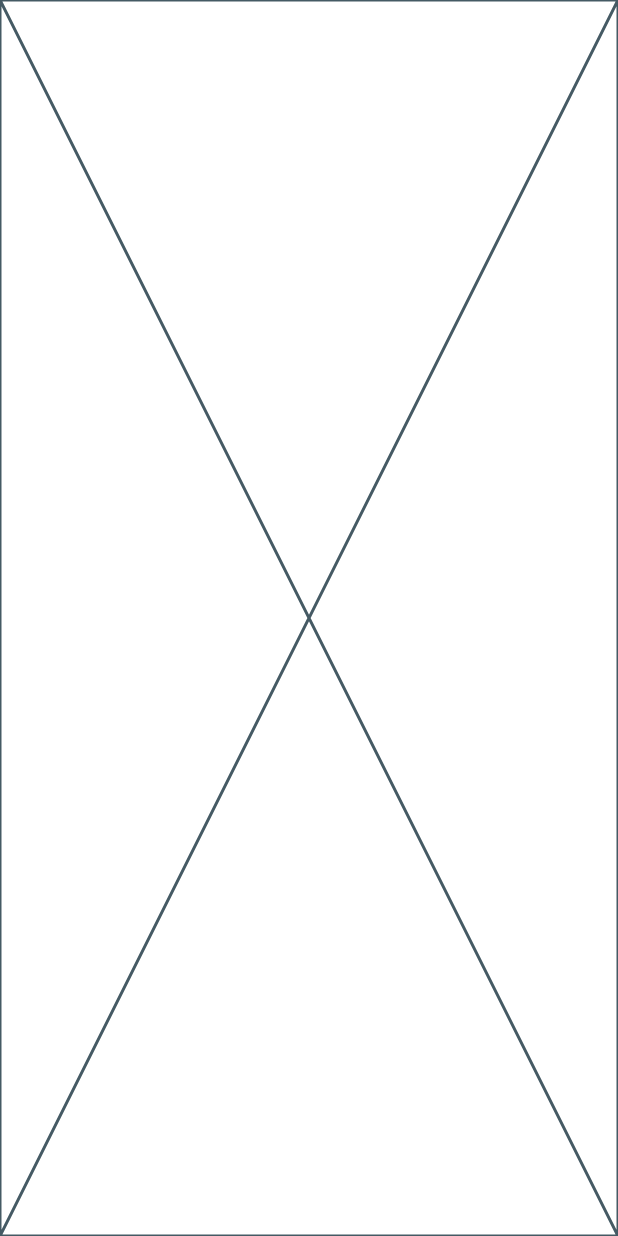
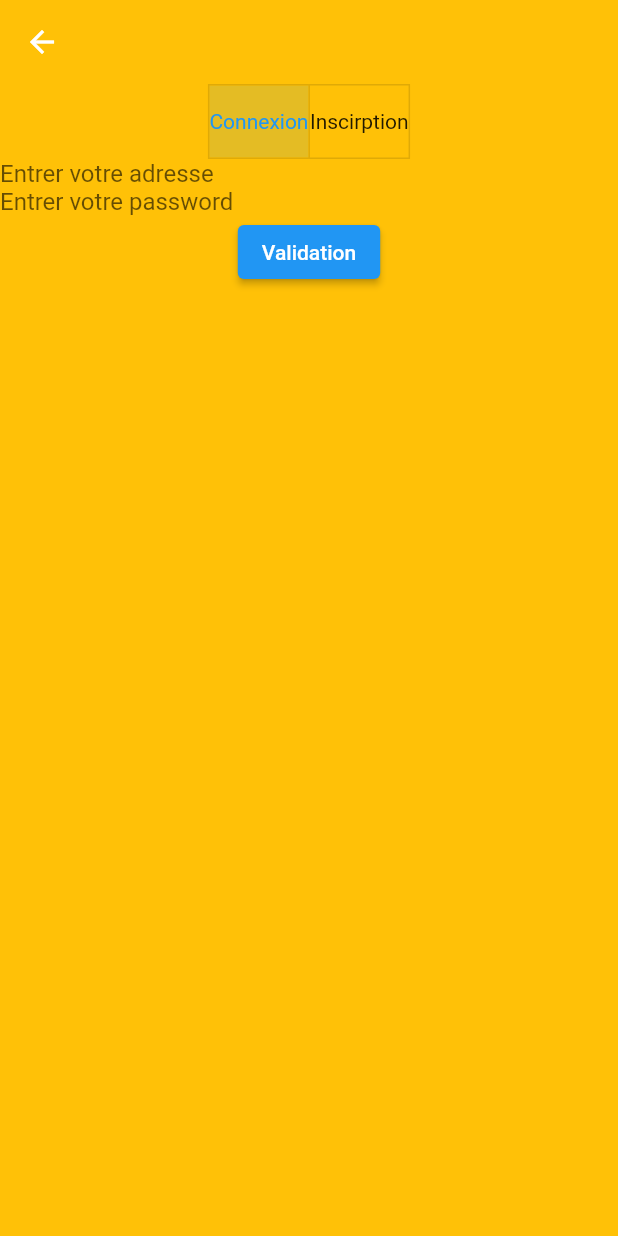
Before and after one commit to ackwrit/m2ilw, a Flutter app: the screen it shows after launch, after a tap on "Bienvenue", on a phone screen of 412 x 824 dp. Run offline on Flutter 3.47's test engine with Material 2 defaults, Android fonts, the phone set to English and light mode, and no system bars; our stand-ins replace cloud_firestore, firebase_auth, firebase_core, firebase_storage; accounts and stored records are empty; generated files the repository leaves out were written again; network calls fail.

Commit message:
- Inscirption

```diff
--- a/lib/main.dart
+++ b/lib/main.dart
@@ -102,11 +102,11 @@ class _MyHomePageState extends State<MyHomePage> {
             width: double.infinity,
             child: ElevatedButton(
               style: ElevatedButton.styleFrom(
-                primary: Colors.purple,
+                backgroundColor: Colors.purple,
                 shape: StadiumBorder()
               ),
                 onPressed: (){
-                  print("J'ai cliqué");
+
                   Navigator.push(context, MaterialPageRoute(
                       builder: (context){
                         return InformationView();
--- a/lib/model/MyUtilisateur.dart
+++ b/lib/model/MyUtilisateur.dart
@@ -7,11 +7,11 @@ class MyUtilisateur {
   late String prenom;
   late String mail;
   String? avatar;
-  late DateTime birhday;
+  DateTime? birhday;
 
 
   int get age {
-    return DateTime.now().year - birhday.year;
+    return DateTime.now().year - birhday!.year;
   }
 
   //Constructeurs
--- /dev/null
+++ b/lib/services/firestorhelper.dart
@@ -0,0 +1,43 @@
+//Gestion et intéraction avec la base de donnée
+import 'package:cloud_firestore/cloud_firestore.dart';
+import 'package:firebase_auth/firebase_auth.dart';
+import 'package:firebase_storage/firebase_storage.dart';
+import 'package:m2ilw/model/MyUtilisateur.dart';
+
+class FirestoreHelper{
+  //Attributs
+  final auth = FirebaseAuth.instance;
+  final storage = FirebaseStorage.instance;
+  final cloudUsers = FirebaseFirestore.instance.collection("UTILISATEURS");
+
+
+
+  //Méthode connexion
+  connect(String email, String password){
+      auth.signInWithEmailAndPassword(email: email, password: password);
+  }
+
+
+  //Méthode inscription
+  Future<MyUtilisateur> register(String email,String password,String nom, String prenom ) async {
+        UserCredential userCredential = await auth.createUserWithEmailAndPassword(email: email, password: password);
+        String id = userCredential.user!.uid;
+        Map<String,dynamic> map = {
+          "NOM":nom,
+          "PRENOM":prenom,
+        };
+        addUser(id, map);
+        return getUser(id);
+  }
+
+  addUser(String uid, Map<String,dynamic> map){
+    cloudUsers.doc(uid).set(map);
+  }
+
+  Future<MyUtilisateur> getUser(String uid) async{
+    DocumentSnapshot snapshot = await cloudUsers.doc(uid).get();
+    return MyUtilisateur(snapshot);
+  }
+
+
+}
--- a/lib/view/information_view.dart
+++ b/lib/view/information_view.dart
@@ -1,4 +1,5 @@
 import 'package:flutter/material.dart';
+import 'package:m2ilw/services/firestorhelper.dart';
 
 class InformationView extends StatefulWidget {
   const InformationView({Key? key}) : super(key: key);
@@ -8,8 +9,104 @@ class InformationView extends StatefulWidget {
 }
 
 class _InformationViewState extends State<InformationView> {
+  //variables
+  List<bool> selection = [true,false];
+  TextEditingController mail = TextEditingController();
+  TextEditingController password = TextEditingController();
+  TextEditingController prenom = TextEditingController();
+  TextEditingController nom = TextEditingController();
   @override
   Widget build(BuildContext context) {
-    return const Placeholder();
+    return Scaffold(
+      appBar: AppBar(
+        elevation: 0,
+        backgroundColor: Colors.transparent,
+      ),
+      backgroundColor: Colors.amber,
+      body: bodyPage(),
+    );
+  }
+
+  Widget bodyPage(){
+    return Column(
+      children: [
+        ToggleButtons(
+            children:  [
+              const Text("Connexion"),
+              const Text("Inscirption")
+            ],
+            isSelected: selection,
+          onPressed: (value){
+              if(value == 0){
+                setState(() {
+                  selection[0]=true;
+                  selection[1]=false;
+                });
+              }
+              else
+                {
+                  setState(() {
+                    selection[0]=false;
+                    selection[1]=true;
+                  });
+                }
+          },
+        ),
+
+        TextField(
+          controller: mail,
+          decoration: const InputDecoration.collapsed(
+              hintText: "Entrer votre adresse"
+          ),
+
+        ),
+
+        TextField(
+          controller: password,
+          obscureText: true,
+          decoration: const InputDecoration.collapsed(
+              hintText: "Entrer votre password"
+          ),
+
+
+        ),
+
+
+        (selection[1]==true)?TextField(
+          controller: prenom,
+
+          decoration: const InputDecoration.collapsed(
+              hintText: "Entrer votre prénom"
+          ),
+
+
+        ):Container(),
+
+        (selection[1]==true)?TextField(
+          controller: nom,
+
+          decoration: const InputDecoration.collapsed(
+              hintText: "Entrer votre nom"
+          ),
+
+
+        ):Container(),
+
+
+
+
+        ElevatedButton(
+            onPressed: (){
+              FirestoreHelper().register(mail.text, password.text, nom.text, prenom.text).then((value){
+                //si cela se passe bien
+              }).catchError((onError){
+                //S'il y a un problème
+
+              });
+            },
+            child: Text("Validation")
+        )
+      ],
+    );
   }
 }
```
